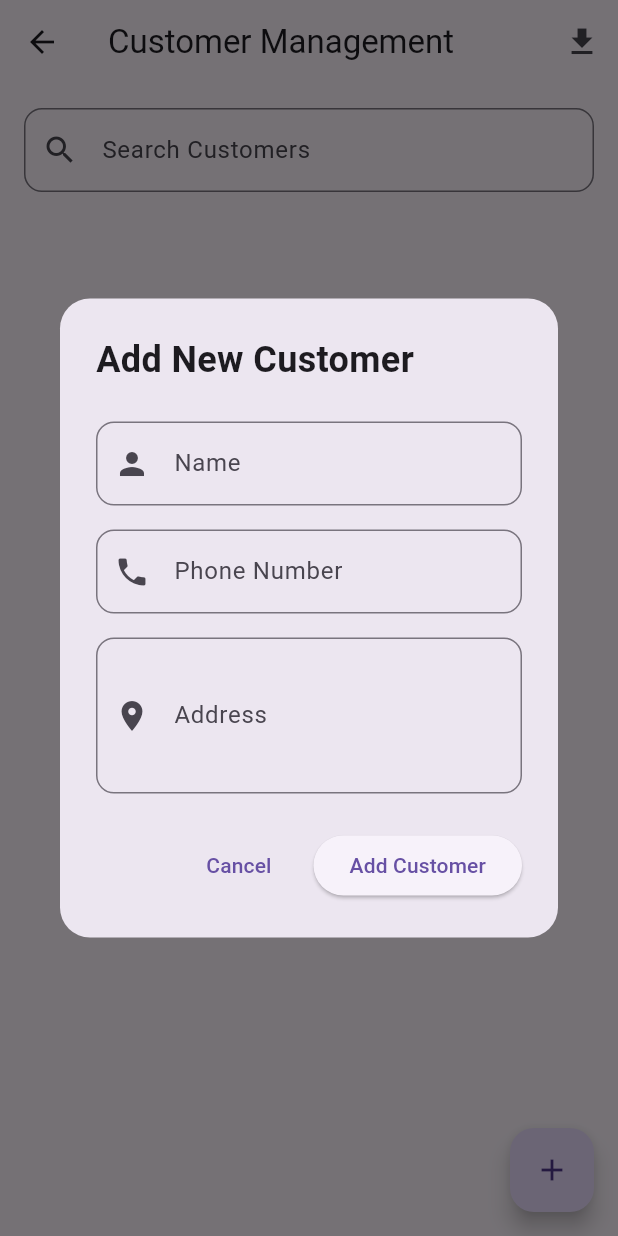
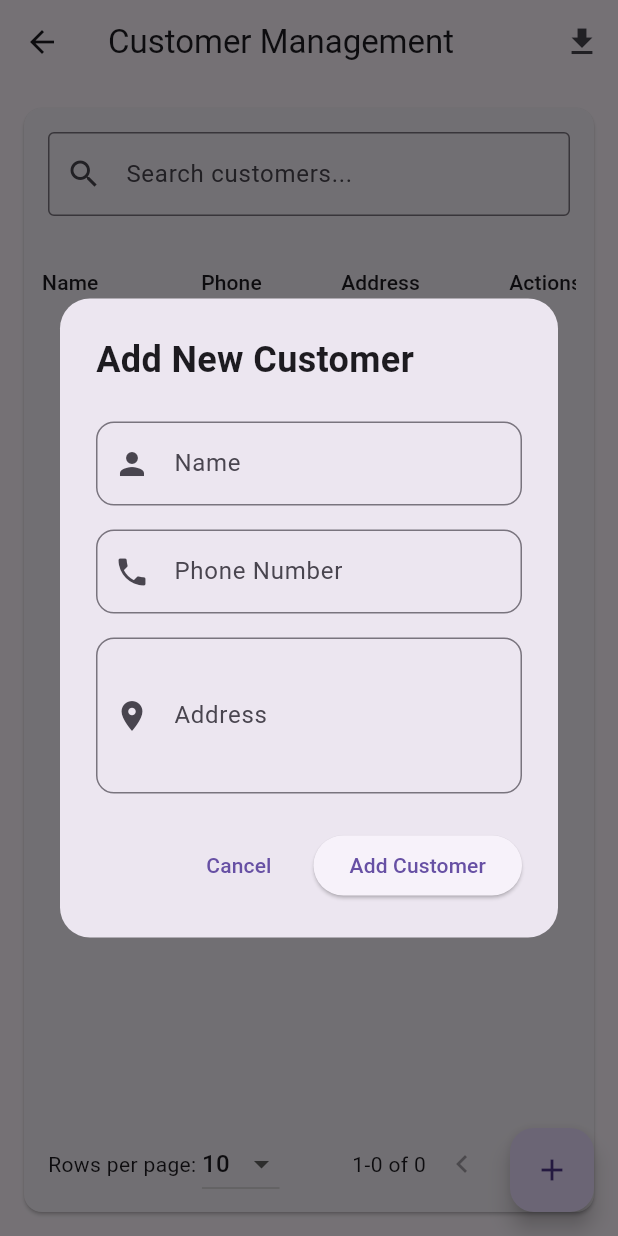
Before and after one commit to Jainaveen-M/stock_rental, a Flutter app: the CustomerDashboard screen opened directly, after a tap on the "add" icon, on a phone screen of 412 x 824 dp. Run offline on Flutter 3.47's test engine with Material 3 defaults, Android fonts, the phone set to English and light mode, and no system bars; drawn by our look-alikes of data_table_2; our stand-ins replace flutter_svg, pdf, printing, sembast; missing offline and left inert: excel.

Commit message:
Added data table

```diff
--- a/lib/customer/customer_dashboard.dart
+++ b/lib/customer/customer_dashboard.dart
@@ -1,3 +1,4 @@
+import 'package:data_table_2/data_table_2.dart';
 import 'package:flutter/material.dart';
 import 'package:excel/excel.dart';
 import 'package:path_provider/path_provider.dart';
@@ -10,6 +11,18 @@ import 'package:stock_rental/repo/payment_db_helper.dart';
 import 'package:stock_rental/customer/customer_details_dialog.dart';
 import 'package:stock_rental/customer/add_customer_dialog.dart';
 
+class CustomerStats {
+  final int activeOrders;
+  final int closedOrders;
+  final double totalRevenue;
+
+  CustomerStats({
+    required this.activeOrders,
+    required this.closedOrders,
+    required this.totalRevenue,
+  });
+}
+
 class CustomerDashboard extends StatefulWidget {
   @override
   _CustomerDashboardState createState() => _CustomerDashboardState();
@@ -18,21 +31,174 @@ class CustomerDashboard extends StatefulWidget {
 class _CustomerDashboardState extends State<CustomerDashboard> {
   final _customerDatabase = CustomerDatabase();
   final _orderDatabase = OrderDatabase();
-  final _paymentDatabase = PaymentDatabase();
+  List<Customer> customers = [];
+  List<Customer> _paginatedCustomers = [];
+  int _rowsPerPage = 10;
+  int _currentPage = 0;
   final _searchController = TextEditingController();
-  List<Customer> _customers = [];
+  String _searchQuery = '';
 
   @override
   void initState() {
     super.initState();
+    _customerDatabase.init();
+    _orderDatabase.init();
     _loadCustomers();
   }
 
   Future<void> _loadCustomers() async {
-    final customers = await _customerDatabase.getAllCustomers();
+    final allCustomers = await _customerDatabase.getAllCustomers();
     setState(() {
-      _customers = customers;
+      customers = allCustomers;
+      _updatePaginatedCustomers();
     });
+  }
+
+  void _updatePaginatedCustomers() {
+    final filteredCustomers = customers.where((customer) {
+      final searchLower = _searchQuery.toLowerCase();
+      return customer.name.toLowerCase().contains(searchLower) ||
+          customer.phoneNumber.contains(searchLower) ||
+          customer.address.toLowerCase().contains(searchLower);
+    }).toList();
+
+    final startIndex = _currentPage * _rowsPerPage;
+    setState(() {
+      _paginatedCustomers =
+          filteredCustomers.skip(startIndex).take(_rowsPerPage).toList();
+    });
+  }
+
+  Widget _buildCustomersTable() {
+    final filteredCustomers = customers.where((customer) {
+      final searchLower = _searchQuery.toLowerCase();
+      return customer.name.toLowerCase().contains(searchLower) ||
+          customer.phoneNumber.contains(searchLower) ||
+          customer.address.toLowerCase().contains(searchLower);
+    }).toList();
+
+    final totalRows = filteredCustomers.length;
+    final totalPages = (totalRows / _rowsPerPage).ceil();
+
+    return Expanded(
+      child: Card(
+        margin: EdgeInsets.all(16),
+        child: Column(
+          children: [
+            Padding(
+              padding: EdgeInsets.all(16),
+              child: TextField(
+                controller: _searchController,
+                decoration: InputDecoration(
+                  hintText: 'Search customers...',
+                  prefixIcon: Icon(Icons.search),
+                  border: OutlineInputBorder(),
+                ),
+                onChanged: (value) {
+                  setState(() {
+                    _searchQuery = value;
+                    _currentPage = 0;
+                    _updatePaginatedCustomers();
+                  });
+                },
+              ),
+            ),
+            Expanded(
+              child: DataTable2(
+                columnSpacing: 12,
+                horizontalMargin: 12,
+                columns: [
+                  DataColumn2(label: Text('Name'), size: ColumnSize.L),
+                  DataColumn2(label: Text('Phone'), size: ColumnSize.M),
+                  DataColumn2(label: Text('Address'), size: ColumnSize.L),
+                  DataColumn2(label: Text('Actions'), size: ColumnSize.S),
+                ],
+                rows: _paginatedCustomers.map((customer) {
+                  return DataRow(
+                    cells: [
+                      DataCell(Text(customer.name)),
+                      DataCell(Text(customer.phoneNumber)),
+                      DataCell(Text(customer.address)),
+                      DataCell(Row(
+                        mainAxisSize: MainAxisSize.min,
+                        children: [
+                          IconButton(
+                            icon: Icon(Icons.edit),
+                            onPressed: () => _showCustomerDetails(customer),
+                          ),
+                          IconButton(
+                            icon: Icon(Icons.delete, color: Colors.red),
+                            onPressed: () => _deleteCustomer(customer),
+                          ),
+                        ],
+                      )),
+                    ],
+                  );
+                }).toList(),
+              ),
+            ),
+            Container(
+              padding: EdgeInsets.symmetric(horizontal: 16, vertical: 8),
+              child: Row(
+                mainAxisAlignment: MainAxisAlignment.spaceBetween,
+                children: [
+                  Row(
+                    children: [
+                      Text('Rows per page: '),
+                      DropdownButton<int>(
+                        value: _rowsPerPage,
+                        items: [10, 20, 50, 100].map((value) {
+                          return DropdownMenuItem<int>(
+                            value: value,
+                            child: Text('$value'),
+                          );
+                        }).toList(),
+                        onChanged: (value) {
+                          setState(() {
+                            _rowsPerPage = value!;
+                            _currentPage = 0;
+                            _updatePaginatedCustomers();
+                          });
+                        },
+                      ),
+                    ],
+                  ),
+                  Row(
+                    children: [
+                      Text(
+                        '${_currentPage * _rowsPerPage + 1}-${(_currentPage + 1) * _rowsPerPage > totalRows ? totalRows : (_currentPage + 1) * _rowsPerPage} of $totalRows',
+                      ),
+                      IconButton(
+                        icon: Icon(Icons.chevron_left),
+                        onPressed: _currentPage > 0
+                            ? () {
+                                setState(() {
+                                  _currentPage--;
+                                  _updatePaginatedCustomers();
+                                });
+                              }
+                            : null,
+                      ),
+                      IconButton(
+                        icon: Icon(Icons.chevron_right),
+                        onPressed: (_currentPage + 1) < totalPages
+                            ? () {
+                                setState(() {
+                                  _currentPage++;
+                                  _updatePaginatedCustomers();
+                                });
+                              }
+                            : null,
+                      ),
+                    ],
+                  ),
+                ],
+              ),
+            ),
+          ],
+        ),
+      ),
+    );
   }
 
   Future<CustomerStats> _loadCustomerStats(String customerId) async {
@@ -74,7 +240,7 @@ class _CustomerDashboardState extends State<CustomerDashboard> {
       ]);
 
       // Add data
-      for (var customer in _customers) {
+      for (var customer in customers) {
         final stats = await _loadCustomerStats(customer.id);
         sheet.appendRow([
           customer.id,
@@ -110,11 +276,12 @@ class _CustomerDashboardState extends State<CustomerDashboard> {
     }
   }
 
-  void _showCustomerDetails(Customer customer) async {
-    final stats = await _loadCustomerStats(customer.id);
+  void _showCustomerDetails(Customer customer) {
     showDialog(
       context: context,
-      builder: (context) => CustomerDetailsDialog(
+      builder: (context) => AlertDialog(
+        title: Text('Edit Customer'),
+        content: CustomerDetailsDialog(
           customer: customer,
           onUpdate: (updatedCustomer) async {
             await _customerDatabase.updateCustomer(updatedCustomer);
@@ -143,12 +310,36 @@ class _CustomerDashboardState extends State<CustomerDashboard> {
             await _customerDatabase.deleteCustomer(customer.id);
             _loadCustomers();
             Navigator.pop(context);
-          ScaffoldMessenger.of(context).showSnackBar(
-            SnackBar(content: Text('Customer deleted successfully')),
-          );
           },
         ),
+      ),
     );
+  }
+
+  Future<void> _deleteCustomer(Customer customer) async {
+    final confirm = await showDialog<bool>(
+      context: context,
+      builder: (context) => AlertDialog(
+        title: Text('Delete Customer'),
+        content: Text('Are you sure you want to delete this customer?'),
+        actions: [
+          TextButton(
+            child: Text('Cancel'),
+            onPressed: () => Navigator.pop(context, false),
+          ),
+          TextButton(
+            child: Text('Delete'),
+            style: TextButton.styleFrom(foregroundColor: Colors.red),
+            onPressed: () => Navigator.pop(context, true),
+          ),
+        ],
+      ),
+    );
+
+    if (confirm == true) {
+      await _customerDatabase.deleteCustomer(customer.id);
+      _loadCustomers();
+    }
   }
 
   @override
@@ -166,40 +357,7 @@ class _CustomerDashboardState extends State<CustomerDashboard> {
       ),
       body: Column(
         children: [
-          Padding(
-            padding: EdgeInsets.all(16),
-            child: TextField(
-              controller: _searchController,
-              decoration: InputDecoration(
-                labelText: 'Search Customers',
-                prefixIcon: Icon(Icons.search),
-                border: OutlineInputBorder(
-                  borderRadius: BorderRadius.circular(12),
-                ),
-              ),
-              onChanged: (value) {
-                setState(() {
-                  // Filter will be applied automatically
-                });
-              },
-            ),
-          ),
-          Expanded(
-            child: ListView.builder(
-              itemCount: _customers.length,
-              itemBuilder: (context, index) {
-                final customer = _customers[index];
-                if (_searchController.text.isNotEmpty &&
-                    !customer.name
-                        .toLowerCase()
-                        .contains(_searchController.text.toLowerCase()) &&
-                    !customer.phoneNumber.contains(_searchController.text)) {
-                  return SizedBox.shrink();
-                }
-                return _buildCustomerCard(customer);
-              },
-            ),
-          ),
+          _buildCustomersTable(),
         ],
       ),
       floatingActionButton: FloatingActionButton(
```
Lines whose indentation alone changed are shown as unchanged.
